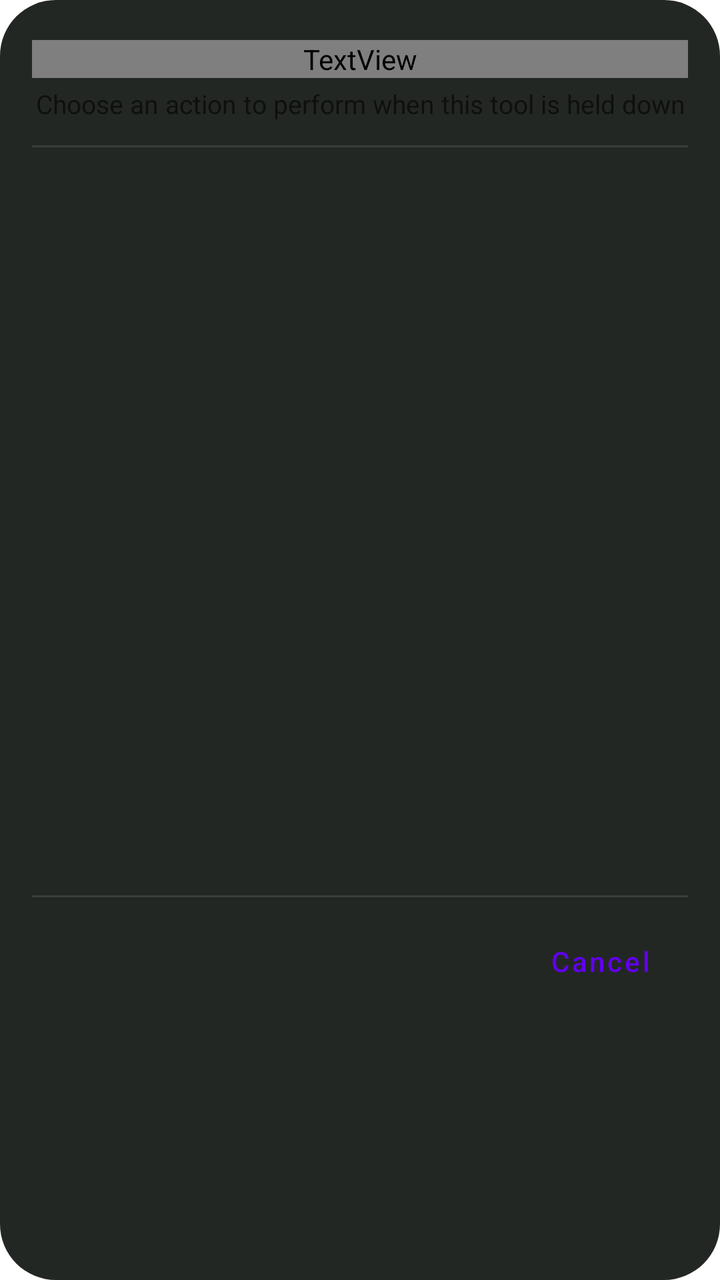
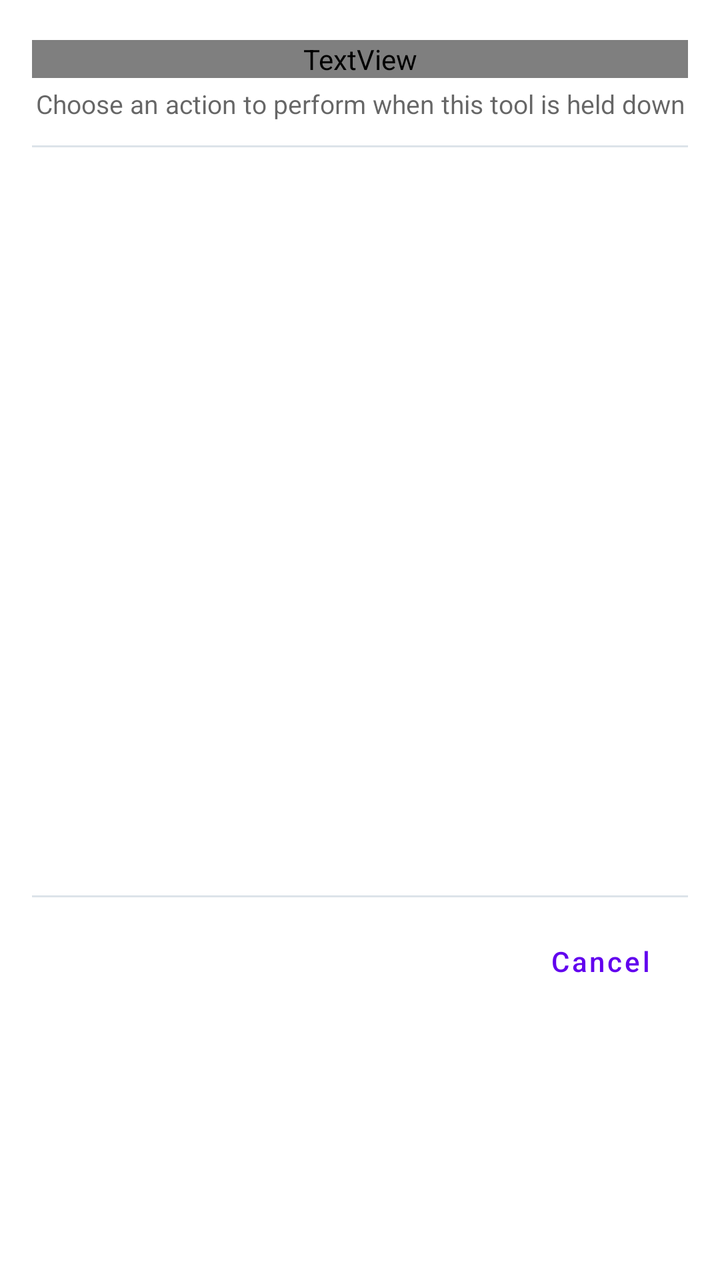

Screens rendered from an Android XML layout before and after an edit, with the pre-edit source and the edit as a unified diff.
<!-- AndroidManifest.xml: fallback theme Theme.MaterialComponents.DayNight.NoActionBar -->
<!-- res/layout/dialog_suggestion_action_picker.xml -->
<?xml version="1.0" encoding="utf-8"?>
<LinearLayout xmlns:android="http://schemas.android.com/apk/res/android"
    android:layout_width="match_parent"
    android:layout_height="wrap_content"
    android:orientation="vertical"
    android:background="@drawable/bg_dialog_rounded"
    android:paddingStart="16dp"
    android:paddingEnd="16dp"
    android:paddingTop="20dp"
    android:paddingBottom="16dp">

  
  <TextView
      android:id="@+id/tv_picker_title"
      android:layout_width="match_parent"
      android:layout_height="wrap_content"
      android:textColor="?attr/colorLabel"
      android:textSize="19sp"
      android:textStyle="bold"
      android:gravity="center_horizontal"
      android:layout_marginBottom="4dp"/>

  
  <TextView
      android:id="@+id/tv_picker_tip"
      android:layout_width="match_parent"
      android:layout_height="wrap_content"
      android:text="Choose an action to perform when this tool is held down"
      android:textColor="?android:attr/textColorSecondary"
      android:textSize="13sp"
      android:gravity="center_horizontal"
      android:layout_marginBottom="12dp"/>

  
  <View
      android:layout_width="match_parent"
      android:layout_height="1dp"
      android:background="#3A3E3A"
      android:layout_marginBottom="6dp"/>

  
  <androidx.recyclerview.widget.RecyclerView
      android:id="@+id/rv_actions"
      android:layout_width="match_parent"
      android:layout_height="360dp"
      android:scrollbars="vertical"
      android:overScrollMode="never"/>

  
  <View
      android:layout_width="match_parent"
      android:layout_height="1dp"
      android:background="#3A3E3A"
      android:layout_marginTop="8dp"
      android:layout_marginBottom="8dp"/>

  
  <com.google.android.material.button.MaterialButton
      android:id="@+id/btn_cancel"
      style="@style/Widget.MaterialComponents.Button.TextButton"
      android:layout_width="wrap_content"
      android:layout_height="wrap_content"
      android:layout_gravity="end"
      android:text="@android:string/cancel"
      android:textSize="14sp"
      android:textAllCaps="false"/>

</LinearLayout>
<!-- resources referenced by this layout -->
<resources>
  <!-- drawable bg_dialog_rounded (drawable) -->
  <?xml version="1.0" encoding="utf-8"?>
  <shape xmlns:android="http://schemas.android.com/apk/res/android"
      android:shape="rectangle">
    <corners android:radius="28dp"/>
    <solid android:color="#232724"/>
  </shape>
</resources>

<!-- the commit's change to res/layout/dialog_suggestion_action_picker.xml (unified diff, before → after) -->
@@ -35,7 +35,7 @@
   <View
       android:layout_width="match_parent"
       android:layout_height="1dp"
-      android:background="#3A3E3A"
+      android:background="@color/settings_divider"
       android:layout_marginBottom="6dp"/>
 
   
@@ -50,7 +50,7 @@
   <View
       android:layout_width="match_parent"
       android:layout_height="1dp"
-      android:background="#3A3E3A"
+      android:background="@color/settings_divider"
       android:layout_marginTop="8dp"
       android:layout_marginBottom="8dp"/>
 
<!-- resource entries referenced after the edit -->
@@ -1,11 +1,13 @@
 <!-- resources referenced by this layout -->
 <resources>
+  <color name="settings_divider">#E1E3E8</color>
   <!-- drawable bg_dialog_rounded (drawable) -->
   <?xml version="1.0" encoding="utf-8"?>
   <shape xmlns:android="http://schemas.android.com/apk/res/android"
       android:shape="rectangle">
     <corners android:radius="28dp"/>
-    <solid android:color="#232724"/>
+    <solid android:color="@color/settings_card_bg"/>
   </shape>
+  <color name="settings_card_bg">#FFFFFF</color>
 </resources>
 
